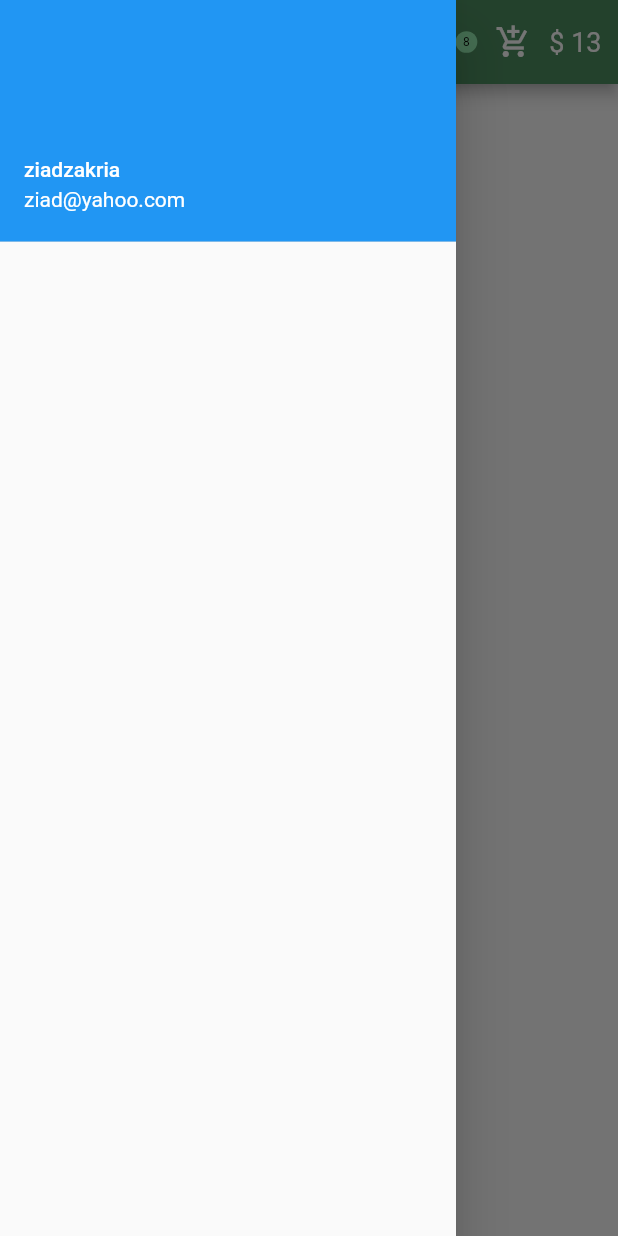
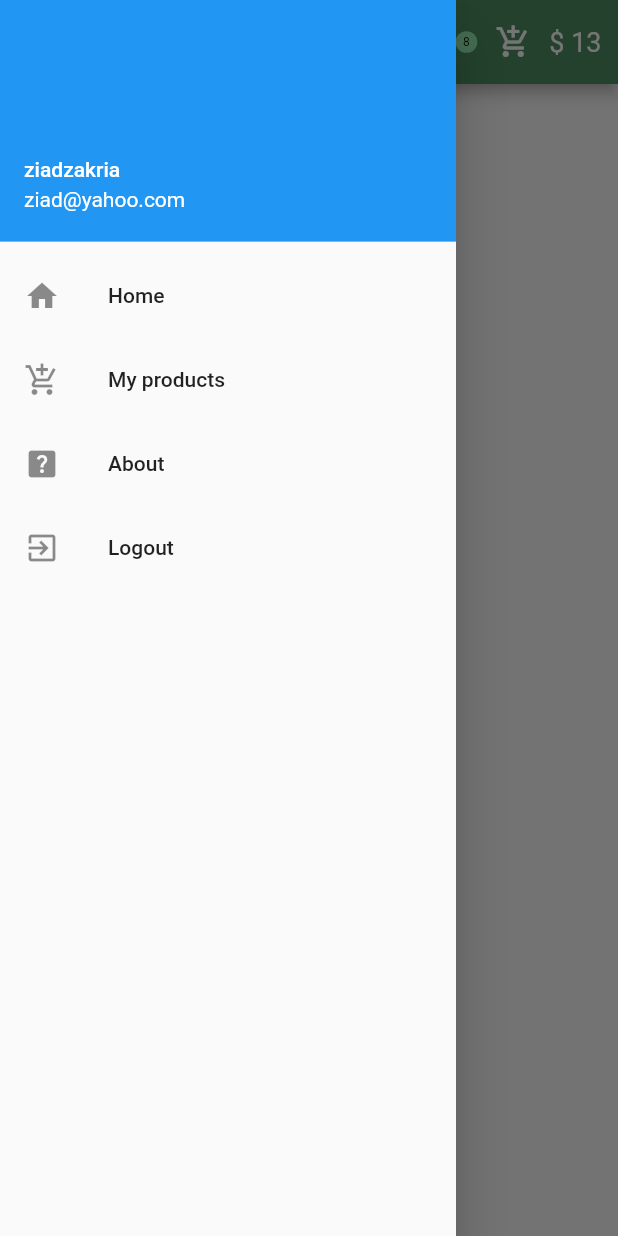
Before and after one commit to ziadzakria/app2, a Flutter app: the MyWidget screen opened directly, with the side drawer open, on a phone screen of 412 x 824 dp. Run offline on Flutter 3.47's test engine with Material 2 defaults, Android fonts, the phone set to English and light mode, and no system bars.

Commit message:
add list titl in drawer

```diff
--- a/app/lib/pages/home.dart
+++ b/app/lib/pages/home.dart
@@ -10,16 +10,33 @@ class MyWidget extends StatelessWidget {
     return SafeArea(
       child: Scaffold(
           drawer: Drawer(
-            child: Column(children: [
-              UserAccountsDrawerHeader(
-                  accountEmail: Text("ziad@yahoo.com"),
-                  accountName: Text(
-                    "ziadzakria",
-                    style: TextStyle(
-                      color: Color.fromARGB(255, 255, 255, 255),
-                    ),
-                  ))
-            ]),
+            child: Column(
+              children: [
+                UserAccountsDrawerHeader(
+                    accountEmail: Text("ziad@yahoo.com"),
+                    accountName: Text(
+                      "ziadzakria",
+                      style:
+                          TextStyle(color: Color.fromARGB(255, 255, 255, 255)),
+                    )),
+                ListTile(
+                    title: Text("Home"),
+                    leading: Icon(Icons.home),
+                    onTap: () {}),
+                ListTile(
+                    title: Text("My products"),
+                    leading: Icon(Icons.add_shopping_cart),
+                    onTap: () {}),
+                ListTile(
+                    title: Text("About"),
+                    leading: Icon(Icons.help_center),
+                    onTap: () {}),
+                ListTile(
+                    title: Text("Logout"),
+                    leading: Icon(Icons.exit_to_app),
+                    onTap: () {}),
+              ],
+            ),
           ),
           appBar: AppBar(
             actions: [
```
